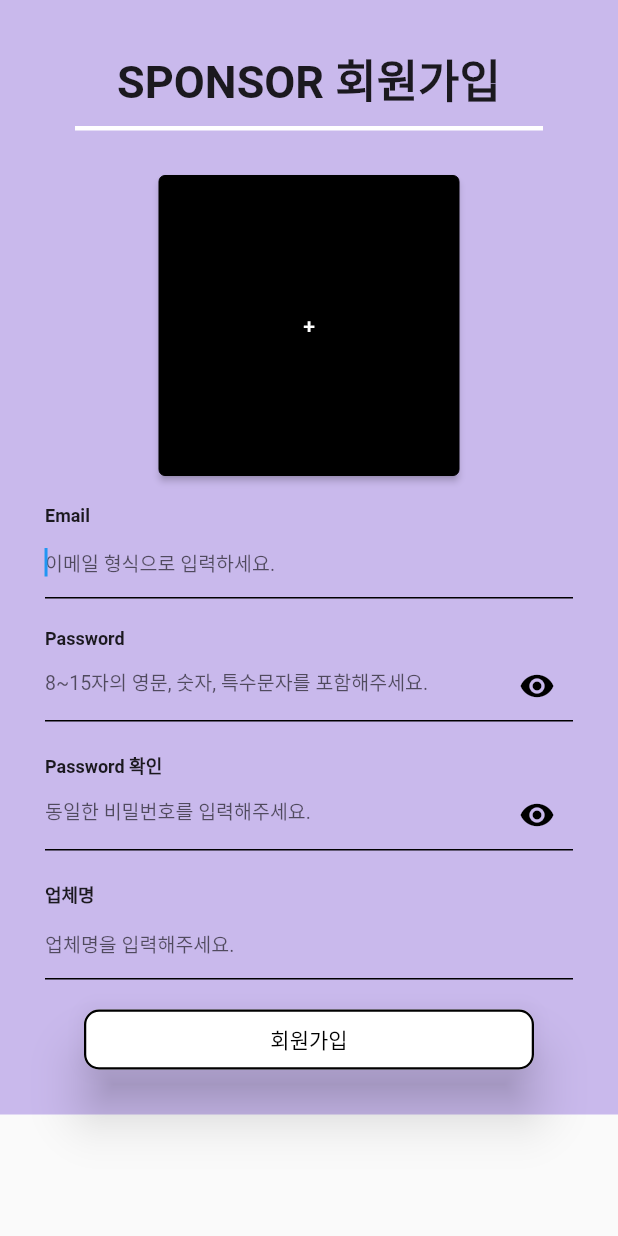
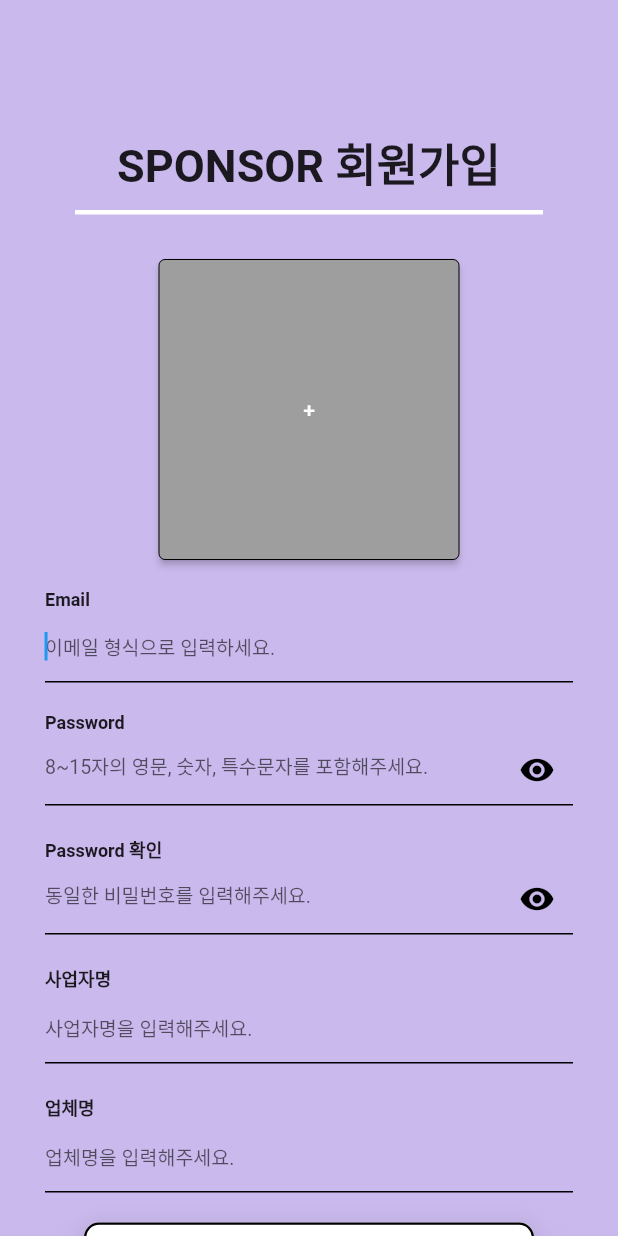
Before and after one commit to applejuice987/fzu_capston, a Flutter app: the SignUpSponsor screen opened directly, on a phone screen of 412 x 824 dp. Run offline on Flutter 3.47's test engine with Material 2 defaults, Android fonts, the phone set to English and light mode, and no system bars; our stand-ins replace cloud_firestore, firebase_auth, firebase_core, fluttertoast, image_picker and 1 more; missing offline and left inert: dart:ffi; accounts and stored records are empty.

Commit message:
회원가입 폼, DB 살짝 수정

```diff
--- a/lib/login/MainLoginScreen.dart
+++ b/lib/login/MainLoginScreen.dart
@@ -46,6 +46,7 @@ class _MyApp2State extends State<MyApp2> {
           // or simply save your changes to "hot reload" in a Flutter IDE).
           // Notice that the counter didn't reset back to zero; the application
           // is not restarted.
+          scaffoldBackgroundColor: Color(0xFFc9b9ec),
           primarySwatch: Colors.blue,
           primaryColor: const Color(0xffc9b9ec),
           backgroundColor: const Color(0xffc9b9ec)),
--- a/lib/login/login_sponsor/SignUpSponsor.dart
+++ b/lib/login/login_sponsor/SignUpSponsor.dart
@@ -17,7 +17,6 @@ class SignUpSponsor extends StatefulWidget {
 }
 
 class _SignUpSponsorState extends State<SignUpSponsor> {
-
   String loginValue = 'SPONSOR';
   final idController = TextEditingController();
   final passwordController = TextEditingController();
@@ -34,51 +33,56 @@ class _SignUpSponsorState extends State<SignUpSponsor> {
       img64 = '';
     }
     try {
-      UserCredential result = (
-          await auth.createUserWithEmailAndPassword(
+      UserCredential result = (await auth.createUserWithEmailAndPassword(
         email: email,
-            password: password,)
-      );
-      if(result.user != null){
+        password: password,
+      ));
+      if (result.user != null) {
         auth.currentUser?.sendEmailVerification();
         ScaffoldMessenger.of(context).showSnackBar(
-            SnackBar(content: Text("해당 이메일로 인증메일을 보냈습니다!")));
+            const SnackBar(content: Text("해당 이메일로 인증메일을 보냈습니다!")));
         auth.signOut();
-        Navigator.pushAndRemoveUntil(context, MaterialPageRoute(builder: (context) => const MainLoginScreen()),(Route<dynamic> route) => false);
+        Navigator.pushAndRemoveUntil(
+            context,
+            MaterialPageRoute(builder: (context) => const MainLoginScreen()),
+            (Route<dynamic> route) => false);
       }
-            SignUpDatabaseHelper().backUpSponsorData(
-                email, password,
-                companyName, img64, 'spo');
-
+      SignUpDatabaseHelper()
+          .backUpSponsorData(email, password, companyName, img64, 'spo', ceoName);
     } on FirebaseAuthException catch (e) {
       if (e.code == 'email-already-in-use') {
-    ScaffoldMessenger.of(context).showSnackBar(const SnackBar(content: Text("이미 사용중인 이메일입니다.")));
+        ScaffoldMessenger.of(context)
+            .showSnackBar(const SnackBar(content: Text("이미 사용중인 이메일입니다.")));
         setState(() {
           _reduplicatedEmail = true;
           myFocusNode.requestFocus();
         });
-
-    } /*else if (e.code == 'invalid-email') {
+      }
+      /*else if (e.code == 'invalid-email') {
     ScaffoldMessenger.of(context).showSnackBar(SnackBar(content: Text("이메일 형식이 잘못되었습니다.")));
     } */
       else {
-    ScaffoldMessenger.of(context).showSnackBar(const SnackBar(content: Text("오류가 발생했습니다.")));
+        ScaffoldMessenger.of(context)
+            .showSnackBar(const SnackBar(content: Text("오류가 발생했습니다.")));
+      }
     }
   }
 
-  }
-
-  bool validatePasswordStructure(String value) { //비밀번호 조건 확인 함수
-    String  pattern = r'^(?=.*?[A-Z])(?=.*?[a-z])(?=.*?[0-9])(?=.*?[!@#\$&*~]).{8,}$';
+  bool validatePasswordStructure(String value) {
+    //비밀번호 조건 확인 함수
+    String pattern =
+        r'^(?=.*?[A-Z])(?=.*?[a-z])(?=.*?[0-9])(?=.*?[!@#\$&*~]).{8,}$';
     RegExp regExp = RegExp(pattern);
-    return true/*regExp.hasMatch(value)*/;
+    return true /*regExp.hasMatch(value)*/;
     //TODO 개발용으로 무조건 조건에 맞게 수정해둠, 추후에 true 지우고 주석을 살리면 됨
   }
 
-  bool validateEmailStructure(String value) { //이메일 조건 확인 함수
-    String  pattern = r"^[a-zA-Z0-9.a-zA-Z0-9.!#$%&'*+-/=?^_`{|}~]+@[a-zA-Z0-9]+\.[a-zA-Z]+";
+  bool validateEmailStructure(String value) {
+    //이메일 조건 확인 함수
+    String pattern =
+        r"^[a-zA-Z0-9.a-zA-Z0-9.!#$%&'*+-/=?^_`{|}~]+@[a-zA-Z0-9]+\.[a-zA-Z]+";
     RegExp regExp = RegExp(pattern);
-    return true/*regExp.hasMatch(value)*/;
+    return true /*regExp.hasMatch(value)*/;
     //TODO 개발용으로 무조건 조건에 맞게 수정해둠, 추후에 true 지우고 주석을 살리면 됨
   }
 
@@ -88,18 +92,20 @@ class _SignUpSponsorState extends State<SignUpSponsor> {
   String password = '';
   String passwordCheck = '';
   String companyName = '';
+  String ceoName = '';
   String passwordPattern = r'^(?=.*?[a-z])(?=.*?[0-9])(?=.*?[!@#\$&*~]).{8,}$';
-  String emailPattern = r'^(([^<>()[\]\\.,;:\s@\"]+(\.[^<>()[\]\\.,;:\s@\"]+)*)|(\".+\"))@((\[[0-9]{1,3}\.[0-9]{1,3}\.[0-9]{1,3}\.[0-9]{1,3}\])|(([a-zA-Z\-0-9]+\.)+[a-zA-Z]{2,}))$';
+  String emailPattern =
+      r'^(([^<>()[\]\\.,;:\s@\"]+(\.[^<>()[\]\\.,;:\s@\"]+)*)|(\".+\"))@((\[[0-9]{1,3}\.[0-9]{1,3}\.[0-9]{1,3}\.[0-9]{1,3}\])|(([a-zA-Z\-0-9]+\.)+[a-zA-Z]{2,}))$';
   String emailHint = '이메일 형식으로 입력하세요.';
   String passwordHint = '8~15자의 영문, 숫자, 특수문자를 포함해주세요.';
   String passwordCheckHint = '동일한 비밀번호를 입력해주세요.';
+  String ceoNameHint = '사업자명을 입력해주세요.';
   String companyHint = '업체명을 입력해주세요.';
   bool _reduplicatedEmail = false;
   late FocusNode myFocusNode;
   final ImagePicker _picker = ImagePicker();
   dynamic _imageFile;
   bool _showImage = false;
-
 
   @override
   void initState() {
@@ -108,14 +114,12 @@ class _SignUpSponsorState extends State<SignUpSponsor> {
     _passwordVisible = false;
   }
 
-
-  renderTextFormField({
-    required String label,
+  renderTextFormField(
+      {required String label,
       required FormFieldSetter onSaved,
       required FormFieldValidator validator,
       required String value,
-    required String hint
-  }) {
+      required String hint}) {
     assert(onSaved != null);
     assert(validator != null);
 
@@ -125,7 +129,7 @@ class _SignUpSponsorState extends State<SignUpSponsor> {
           children: [
             Text(
               label,
-              style: TextStyle(
+              style: const TextStyle(
                 fontSize: 12.0,
                 fontWeight: FontWeight.w700,
               ),
@@ -135,23 +139,28 @@ class _SignUpSponsorState extends State<SignUpSponsor> {
         TextFormField(
           decoration: InputDecoration(
               focusColor: Colors.black,
-              enabledBorder: UnderlineInputBorder(borderSide: BorderSide(color: Colors.black)),
-              focusedBorder: UnderlineInputBorder(borderSide: BorderSide(color: Colors.black)),
-              labelStyle: TextStyle(color: Colors.black),
+              enabledBorder: const UnderlineInputBorder(
+                  borderSide: BorderSide(color: Colors.black)),
+              focusedBorder: const UnderlineInputBorder(
+                  borderSide: BorderSide(color: Colors.black)),
+              labelStyle: const TextStyle(color: Colors.black),
               hintText: hint,
-              hintStyle: TextStyle(fontSize: 13),
-              suffixIcon: value == 'password' || value == 'passwordCheck'? IconButton(
+              hintStyle: const TextStyle(fontSize: 13),
+              suffixIcon: value == 'password' || value == 'passwordCheck'
+                  ? IconButton(
                       icon: Icon(
-                    _passwordVisible? Icons.visibility_off : Icons.visibility,color: Colors.black,
+                        _passwordVisible
+                            ? Icons.visibility_off
+                            : Icons.visibility,
+                        color: Colors.black,
                       ),
                       onPressed: () {
                         setState(() {
                           _passwordVisible = !_passwordVisible;
-
                         });
                       },
-              ) : null
-          ),
+                    )
+                  : null),
           onChanged: (text) {
             if (value == 'password') {
               password = text;
@@ -159,11 +168,12 @@ class _SignUpSponsorState extends State<SignUpSponsor> {
               setState(() {
                 _reduplicatedEmail = false;
               });
-
             }
           },
           autofocus: value == 'email' ? true : false,
-          obscureText: value == 'password' || value == 'passwordCheck'? !_passwordVisible : false,
+          obscureText: value == 'password' || value == 'passwordCheck'
+              ? !_passwordVisible
+              : false,
           focusNode: value == 'email' ? myFocusNode : null,
           onSaved: onSaved,
           validator: validator,
@@ -180,20 +190,19 @@ class _SignUpSponsorState extends State<SignUpSponsor> {
       margin: const EdgeInsets.only(top: 20),
       child: ElevatedButton(
         onPressed: () async {
-          if(formKey.currentState!.validate()){
+          if (formKey.currentState!.validate()) {
             // validation 이 성공하면 true 리턴
             formKey.currentState!.save();
             signUpEmailAccount(image);
           }
-
         },
         style: ElevatedButton.styleFrom(
-            primary: Colors.white,
+            backgroundColor: Colors.white,
             elevation: 15,
             shadowColor: Colors.black,
-            side: const BorderSide(color: Colors.black, width : 1.5),
-            shape: RoundedRectangleBorder(borderRadius: BorderRadius.circular(10.0))
-        ),
+            side: const BorderSide(color: Colors.black, width: 1.5),
+            shape: RoundedRectangleBorder(
+                borderRadius: BorderRadius.circular(10.0))),
         child: const Text(
           '회원가입',
           style: TextStyle(
@@ -206,29 +215,33 @@ class _SignUpSponsorState extends State<SignUpSponsor> {
 
   @override
   Widget build(BuildContext context) {
-    final Size size = MediaQuery.of(context).size;
-    return GestureDetector(
-      onTap: (){
+    double appbarheight = AppBar().preferredSize.height;
+    return Scaffold(
+      backgroundColor: const Color(0xffc9b9ec),
+      body: GestureDetector(
+        onTap: () {
           FocusNode currentFocus = FocusScope.of(context);
 
-        if(!currentFocus.hasPrimaryFocus){
+          if (!currentFocus.hasPrimaryFocus) {
             currentFocus.unfocus();
           }
         },
-      child: Scaffold(
-        body: SingleChildScrollView(
-          child:
-              Container(
-              color: const Color(0xffc9b9ec),
-              width: size.width,
-              alignment: Alignment.center,
+        child: SingleChildScrollView(
           child: Column(
             mainAxisAlignment: MainAxisAlignment.spaceEvenly,
             children: [
+              SizedBox(
+                height: appbarheight,
+              ),
               Column(
                 children: [
-                        SizedBox(height: 30,),
-                        Text("$loginValue 회원가입", textAlign: TextAlign.left, style: TextStyle(fontSize: 30, fontWeight: FontWeight.bold),),
+                  const SizedBox(height: 30),
+                  Text(
+                    "$loginValue 회원가입",
+                    textAlign: TextAlign.left,
+                    style: const TextStyle(
+                        fontSize: 30, fontWeight: FontWeight.bold),
+                  ),
                   Container(
                     height: 3,
                     width: double.infinity,
@@ -240,33 +253,35 @@ class _SignUpSponsorState extends State<SignUpSponsor> {
               Column(
                 mainAxisAlignment: MainAxisAlignment.spaceBetween,
                 children: [
-                        Form(key: formKey,
+                  Form(
+                      key: formKey,
                       child: Padding(
-                              padding: EdgeInsets.all(30.0),
+                        padding: const EdgeInsets.all(30.0),
                         child: Column(
                           mainAxisAlignment: MainAxisAlignment.spaceBetween,
-                                children: [Container(
-                                  width: 200, height: 200,
+                          children: [
+                            SizedBox(
+                              width: 200,
+                              height: 200,
                               child: ElevatedButton(
-                                    onPressed: (){
+                                onPressed: () {
                                   showModalBottomSheet(
                                       context: context,
                                       builder: ((builder) => bottomSheet()));
                                 },
                                 style: ElevatedButton.styleFrom(
-                                        primary: Colors.black,
-                                        onSurface: Colors.grey,
                                     backgroundColor: Colors.grey,
-                                        side: BorderSide(width: 0)
-                                    ),
+                                    side: const BorderSide(width: 0)),
                                 child: Stack(
                                   alignment: Alignment.center,
                                   children: [
                                     Visibility(
                                       visible: _showImage,
                                       child: Column(
-                                            mainAxisAlignment: MainAxisAlignment.center,
-                                            crossAxisAlignment: CrossAxisAlignment.center,
+                                        mainAxisAlignment:
+                                            MainAxisAlignment.center,
+                                        crossAxisAlignment:
+                                            CrossAxisAlignment.center,
                                         children: const [
                                           CircularProgressIndicator(),
                                         ],
@@ -275,14 +290,16 @@ class _SignUpSponsorState extends State<SignUpSponsor> {
                                     Visibility(
                                         visible: true,
                                         child: _imageFile == null
-                                                ? Text('+')
-                                                : Image(image: FileImage(File(_imageFile.path)),)
-                                        )
+                                            ? const Text('+')
+                                            : Image(
+                                                image: FileImage(
+                                                    File(_imageFile.path)),
+                                              ))
                                   ],
                                 ),
                               ),
                             ),
-                                  SizedBox(height: 20,),
+                            const SizedBox(height: 20),
                             renderTextFormField(
                                 label: 'Email',
                                 onSaved: (val) {
@@ -293,19 +310,17 @@ class _SignUpSponsorState extends State<SignUpSponsor> {
                                 validator: (val) {
                                   if (val.length < 1) {
                                     return '이메일 주소를 입력해주세요.';
-                                        }
-                                        else if (!RegExp(emailPattern).hasMatch(val)) {
+                                  } else if (!RegExp(emailPattern)
+                                      .hasMatch(val)) {
                                     return '이메일 형식이 잘못되었습니다.';
-                                        }
-                                        else if (_reduplicatedEmail) {
+                                  } else if (_reduplicatedEmail) {
                                     return '이미 사용중인 이메일입니다.';
                                   }
                                   return null;
                                 },
                                 value: 'email',
-                                      hint: emailHint
-                                  ),
-                                  SizedBox(height: 20,),
+                                hint: emailHint),
+                            const SizedBox(height: 20),
                             renderTextFormField(
                                 label: 'Password',
                                 onSaved: (val) {
@@ -316,21 +331,19 @@ class _SignUpSponsorState extends State<SignUpSponsor> {
                                 validator: (val) {
                                   if (val.length < 1) {
                                     return '비밀번호를 입력해주세요.';
-                                        }
-                                        else if(val.length < 8) {
-                                          return null;/*'비밀번호는 8자 이상이어야 합니다.';*/
+                                  } else if (val.length < 8) {
+                                    return null; /*'비밀번호는 8자 이상이어야 합니다.';*/
                                     //TODO 개발용으로 조건 무조건 통과하게 만듦, 추후에 null 지우고 주석부분 살리면 됨
-                                        }
-                                        else if (!RegExp(passwordPattern).hasMatch(val)) {
-                                          return null;/*'비밀번호는 영문, 숫자, 특수문자를 포함하여야 합니다.';*/
+                                  } else if (!RegExp(passwordPattern)
+                                      .hasMatch(val)) {
+                                    return null; /*'비밀번호는 영문, 숫자, 특수문자를 포함하여야 합니다.';*/
                                     //TODO 개발용으로 조건 무조건 통과하게 만듦, 추후에 null 지우고 주석부분 살리면 됨
                                   }
                                   return null;
                                 },
                                 value: 'password',
-                                      hint: passwordHint
-                                  ),
-                                  SizedBox(height: 20,),
+                                hint: passwordHint),
+                            const SizedBox(height: 20),
                             renderTextFormField(
                                 label: 'Password 확인',
                                 onSaved: (val) {
@@ -341,16 +354,30 @@ class _SignUpSponsorState extends State<SignUpSponsor> {
                                 validator: (val) {
                                   if (val.length < 1) {
                                     return '비밀번호를 확인해주세요.';
-                                        }
-                                        else if(val != password) {
+                                  } else if (val != password) {
                                     return '동일한 비밀번호를 입력해주세요.';
                                   }
                                   return null;
                                 },
                                 value: 'passwordCheck',
-                                      hint: passwordCheckHint
-                                  ),
-                                  SizedBox(height: 20,),
+                                hint: passwordCheckHint),
+                            const SizedBox(height: 20),
+                            renderTextFormField(
+                                label: '사업자명',
+                                onSaved: (val) {
+                                  setState(() {
+                                    ceoName = val;
+                                  });
+                                },
+                                validator: (val) {
+                                  if (val.length < 1) {
+                                    return '사업자명을 입력해주세요.';
+                                  }
+                                  return null;
+                                },
+                                value: 'ceoName',
+                                hint: ceoNameHint),
+                            const SizedBox(height: 20),
                             renderTextFormField(
                                 label: '업체명',
                                 onSaved: (val) {
@@ -365,8 +392,7 @@ class _SignUpSponsorState extends State<SignUpSponsor> {
                                   return null;
                                 },
                                 value: 'platformName',
-                                      hint: companyHint
-                                  ),
+                                hint: companyHint),
                             renderButton(_imageFile),
                           ],
                         ),
@@ -374,7 +400,7 @@ class _SignUpSponsorState extends State<SignUpSponsor> {
                 ],
               )
             ],
-                )),
+          ),
         ),
       ),
     );
@@ -424,11 +450,11 @@ class _SignUpSponsorState extends State<SignUpSponsor> {
   }
 
   takePhoto(ImageSource source) async {
-    final pickedFile = await _picker.pickImage(source: source, imageQuality: 30);
+    final pickedFile =
+        await _picker.pickImage(source: source, imageQuality: 30);
     setState(() {
       _imageFile = pickedFile;
       _showImage = true;
     });
   }
-
 }
```
Also changed, not shown: lib/login/SignUpDatabaseHelper.dart (+7 -4 lines), lib/login/login_influencer/SignUpInfluencer.dart (+54 -15 lines). Lines whose indentation alone changed are shown as unchanged.
